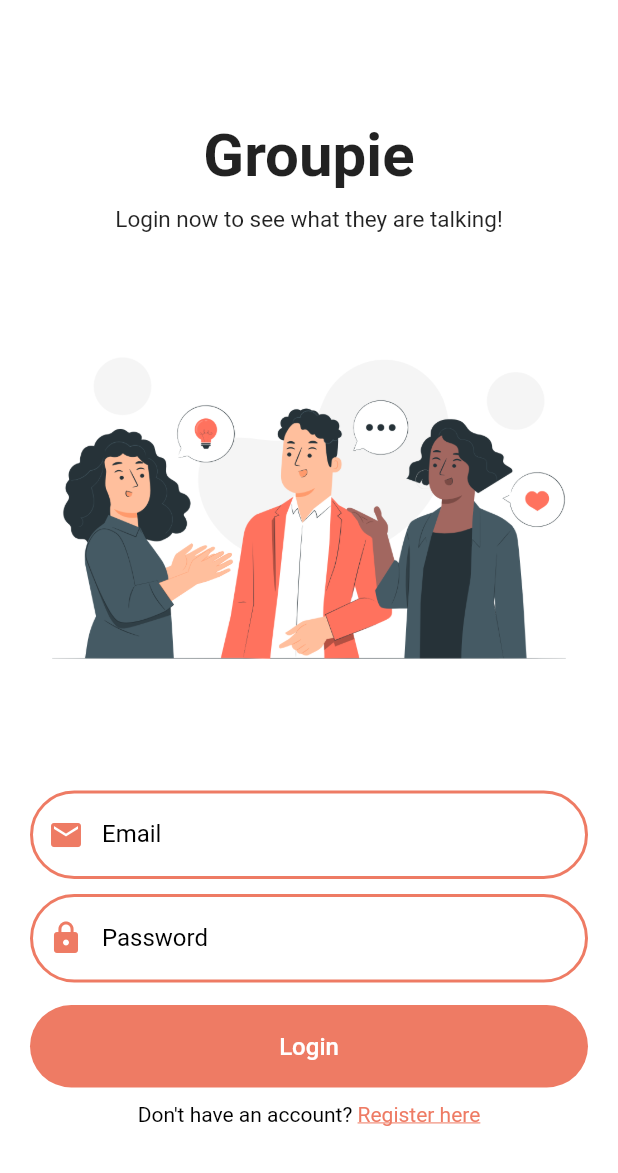
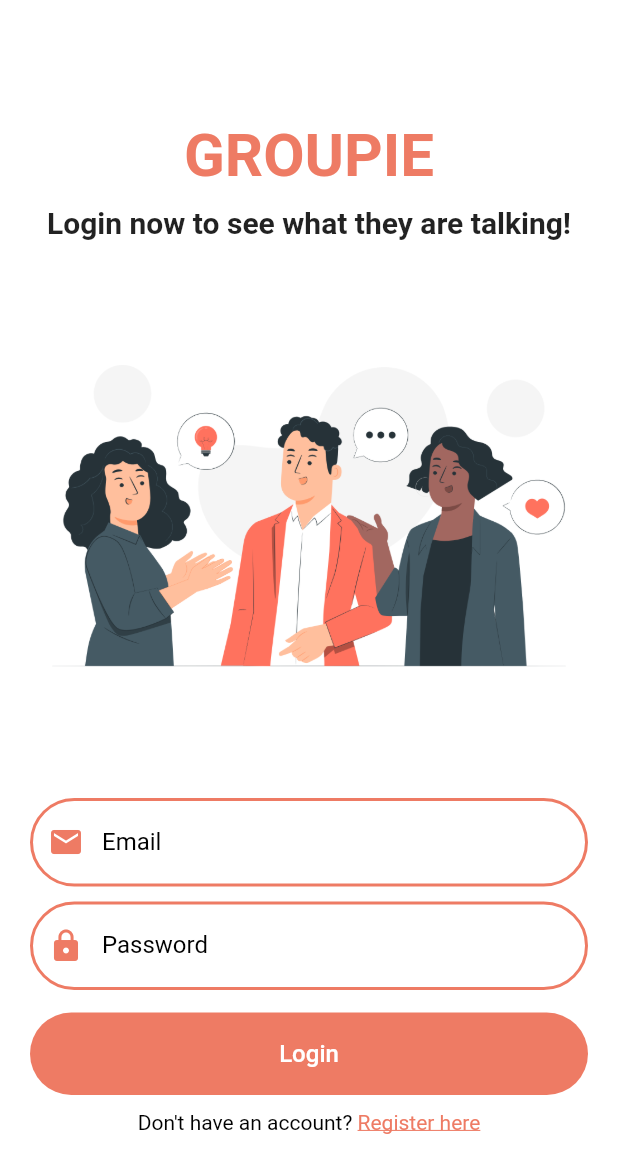
Before and after one commit to kamlendu08/chatapp_firebase, a Flutter app: the screen it shows after launch, on a phone screen of 412 x 824 dp. Shown: the top 1173 px of the screen. Run offline on Flutter 3.47's test engine with Material 2 defaults, Android fonts, the phone set to English and light mode, and no system bars; our stand-ins replace cloud_firestore, firebase_auth, firebase_core, shared_preferences; accounts and stored records are empty.

Commit message:
error border rounded in textfield

```diff
--- a/lib/pages/auth/login_page.dart
+++ b/lib/pages/auth/login_page.dart
@@ -31,9 +31,10 @@ class _LoginPageState extends State<LoginPage> {
                 mainAxisAlignment: MainAxisAlignment.center,
                 crossAxisAlignment: CrossAxisAlignment.center,
                 children: [
-                  const Text(
-                    'Groupie',
+                  Text(
+                    'GROUPIE',
                     style: TextStyle(
+                      color: Theme.of(context).primaryColor,
                       fontSize: 40,
                       fontWeight: FontWeight.bold,
                     ),
@@ -44,8 +45,8 @@ class _LoginPageState extends State<LoginPage> {
                   const Text(
                     'Login now to see what they are talking!',
                     style: TextStyle(
-                      fontSize: 15,
-                      fontWeight: FontWeight.w400,
+                      fontSize: 20,
+                      fontWeight: FontWeight.bold,
                     ),
                   ),
                   Image.asset('assets/login.png'),
--- a/lib/widgets/widgets.dart
+++ b/lib/widgets/widgets.dart
@@ -1,4 +1,4 @@
-import 'dart:js';
+//import 'dart:js';
 
 import 'package:flutter/material.dart';
 
@@ -18,8 +18,9 @@ final textInputDecoration = InputDecoration(
     borderSide: const BorderSide(color: Color(0xFFee7b64), width: 2),
     borderRadius: BorderRadius.circular(50.0),
   ),
-  errorBorder: const OutlineInputBorder(
+  errorBorder: OutlineInputBorder(
     borderSide: BorderSide(color: Color(0xFFee7b64), width: 2),
+    borderRadius: BorderRadius.circular(50.0),
   ),
 );
 
```
Also changed, not shown: lib/pages/auth/register_page.dart (+5 -4 lines), pubspec.lock.
